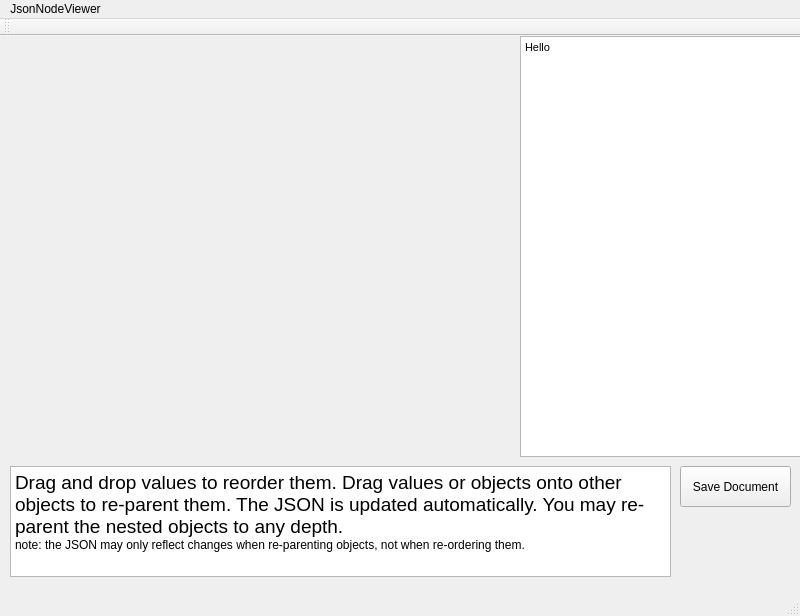
Qt form mainwindow.ui (cynicmusic/JsonNodeViewer) before a commit.
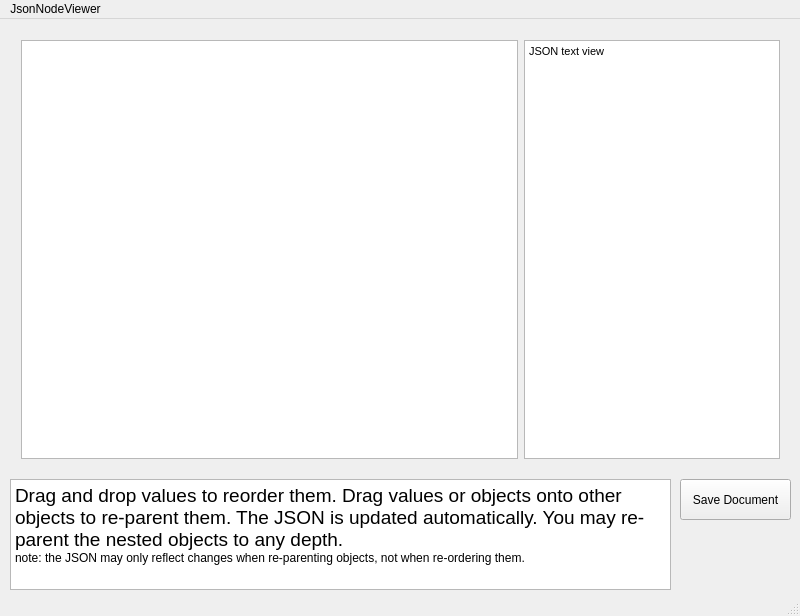
The same form after that commit.

Commit message: refactor mainwindow.cpp to seperate fileIO and building json representations

Diff of the .ui file:
```diff
--- a/mainwindow.ui
+++ b/mainwindow.ui
@@ -21,7 +21,7 @@
     <property name="geometry">
      <rect>
       <x>680</x>
-      <y>430</y>
+      <y>460</y>
       <width>111</width>
       <height>41</height>
      </rect>
@@ -30,28 +30,11 @@
      <string>Save Document</string>
     </property>
    </widget>
-   <widget class="QTextEdit" name="textEdit">
-    <property name="geometry">
-     <rect>
-      <x>520</x>
-      <y>0</y>
-      <width>281</width>
-      <height>421</height>
-     </rect>
-    </property>
-    <property name="html">
-     <string>&lt;!DOCTYPE HTML PUBLIC &quot;-//W3C//DTD HTML 4.0//EN&quot; &quot;http://www.w3.org/TR/REC-html40/strict.dtd&quot;&gt;
-&lt;html&gt;&lt;head&gt;&lt;meta name=&quot;qrichtext&quot; content=&quot;1&quot; /&gt;&lt;style type=&quot;text/css&quot;&gt;
-p, li { white-space: pre-wrap; }
-&lt;/style&gt;&lt;/head&gt;&lt;body style=&quot; font-family:'MS Shell Dlg 2'; font-size:8.25pt; font-weight:400; font-style:normal;&quot;&gt;
-&lt;p style=&quot; margin-top:0px; margin-bottom:0px; margin-left:0px; margin-right:0px; -qt-block-indent:0; text-indent:0px;&quot;&gt;Hello&lt;/p&gt;&lt;/body&gt;&lt;/html&gt;</string>
-    </property>
-   </widget>
    <widget class="QTextEdit" name="textEdit_2">
     <property name="geometry">
      <rect>
       <x>10</x>
-      <y>430</y>
+      <y>460</y>
       <width>661</width>
       <height>111</height>
      </rect>
@@ -65,6 +48,51 @@
 &lt;p style=&quot; margin-top:0px; margin-bottom:0px; margin-left:0px; margin-right:0px; -qt-block-indent:0; text-indent:0px;&quot;&gt;&lt;span style=&quot; font-size:9pt;&quot;&gt;note: the JSON may only reflect changes when re-parenting objects, not when re-ordering them.&lt;/span&gt;&lt;/p&gt;&lt;/body&gt;&lt;/html&gt;</string>
     </property>
    </widget>
+   <widget class="QWidget" name="horizontalLayoutWidget">
+    <property name="geometry">
+     <rect>
+      <x>10</x>
+      <y>10</y>
+      <width>781</width>
+      <height>441</height>
+     </rect>
+    </property>
+    <layout class="QHBoxLayout" name="horizontalLayout">
+     <item>
+      <widget class="QTreeView" name="treeView">
+       <property name="sizePolicy">
+        <sizepolicy hsizetype="Minimum" vsizetype="Expanding">
+         <horstretch>50</horstretch>
+         <verstretch>0</verstretch>
+        </sizepolicy>
+       </property>
+       <property name="acceptDrops">
+        <bool>true</bool>
+       </property>
+       <property name="dragEnabled">
+        <bool>true</bool>
+       </property>
+       <property name="dragDropMode">
+        <enum>QAbstractItemView::InternalMove</enum>
+       </property>
+       <property name="alternatingRowColors">
+        <bool>true</bool>
+       </property>
+      </widget>
+     </item>
+     <item>
+      <widget class="QTextEdit" name="textEdit">
+       <property name="html">
+        <string>&lt;!DOCTYPE HTML PUBLIC &quot;-//W3C//DTD HTML 4.0//EN&quot; &quot;http://www.w3.org/TR/REC-html40/strict.dtd&quot;&gt;
+&lt;html&gt;&lt;head&gt;&lt;meta name=&quot;qrichtext&quot; content=&quot;1&quot; /&gt;&lt;style type=&quot;text/css&quot;&gt;
+p, li { white-space: pre-wrap; }
+&lt;/style&gt;&lt;/head&gt;&lt;body style=&quot; font-family:'MS Shell Dlg 2'; font-size:8.25pt; font-weight:400; font-style:normal;&quot;&gt;
+&lt;p style=&quot; margin-top:0px; margin-bottom:0px; margin-left:0px; margin-right:0px; -qt-block-indent:0; text-indent:0px;&quot;&gt;JSON text view&lt;/p&gt;&lt;/body&gt;&lt;/html&gt;</string>
+       </property>
+      </widget>
+     </item>
+    </layout>
+   </widget>
   </widget>
   <widget class="QMenuBar" name="menuBar">
    <property name="geometry">
@@ -83,14 +111,6 @@
    </widget>
    <addaction name="menuJsonNodeViewer"/>
   </widget>
-  <widget class="QToolBar" name="mainToolBar">
-   <attribute name="toolBarArea">
-    <enum>TopToolBarArea</enum>
-   </attribute>
-   <attribute name="toolBarBreak">
-    <bool>false</bool>
-   </attribute>
-  </widget>
   <widget class="QStatusBar" name="statusBar"/>
   <action name="actionItem">
    <property name="text">
```
Left out of the diff: 2 changed lines with no effect on the pictures. The commit also changes 10 other files.
